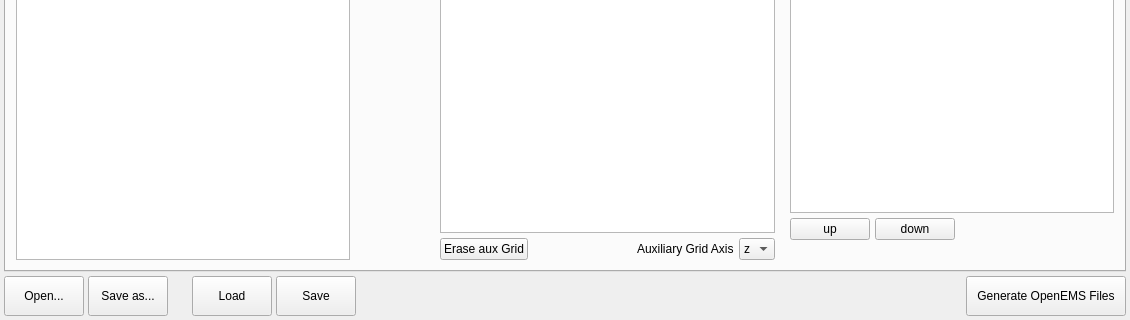
Above: ui/dialog.ui from LubomirJagos/FreeCAD-OpenEMS-Export before the change; both pictures show x 0 to 1130 and y 402 to 722 of the 1130 by 722 pixel window. Below: the same form after it.
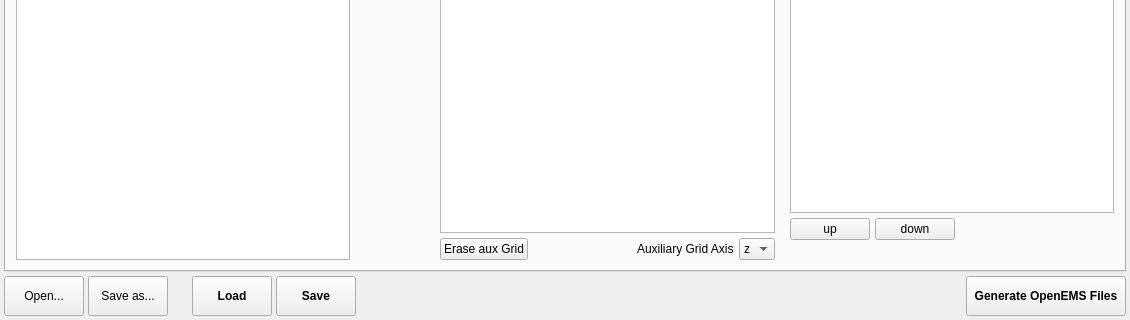
That is the form after the change.

Commit message:
toolTip and appearance of main buttons
replace copy-paste texts with more meaningful explanations what the buttons do, and that Load / Save are the primary actions for everyday use.

```diff
--- a/ui/dialog.ui
+++ b/ui/dialog.ui
@@ -3448,6 +3448,12 @@
              <height>16777215</height>
             </size>
            </property>
+           <property name="font">
+            <font>
+             <weight>75</weight>
+             <bold>true</bold>
+            </font>
+           </property>
            <property name="toolTip">
             <string>&lt;html&gt;&lt;head/&gt;&lt;body&gt;&lt;p&gt;Load FreeCAD-OpenEMS Export configuration from &amp;lt;project filename&amp;gt;_settings.ini if it exists.&lt;/p&gt;&lt;p&gt;Any changes made will be discarded.&lt;/p&gt;&lt;/body&gt;&lt;/html&gt;</string>
            </property>
@@ -3479,6 +3485,12 @@
              <height>16777215</height>
             </size>
            </property>
+           <property name="font">
+            <font>
+             <weight>75</weight>
+             <bold>true</bold>
+            </font>
+           </property>
            <property name="toolTip">
             <string>&lt;html&gt;&lt;head/&gt;&lt;body&gt;&lt;p&gt;Save current settings to &amp;lt;project filename&amp;gt;_settings.ini. &lt;/p&gt;&lt;p&gt;The existing .ini file will be overwritten, external changes will be lost.&lt;/p&gt;&lt;/body&gt;&lt;/html&gt;</string>
            </property>
@@ -3523,6 +3535,12 @@
              <height>16777215</height>
             </size>
            </property>
+           <property name="font">
+            <font>
+             <weight>75</weight>
+             <bold>true</bold>
+            </font>
+           </property>
            <property name="toolTip">
             <string>&lt;html&gt;&lt;head/&gt;&lt;body&gt;&lt;p&gt;Export geometry as .stl and generate OpenEMS automation script.&lt;/p&gt;&lt;p&gt;The script will only be saved, but not executed.&lt;/p&gt;&lt;/body&gt;&lt;/html&gt;</string>
            </property>
```
Left out of the diff: 8 changed lines with no effect on the pictures.
